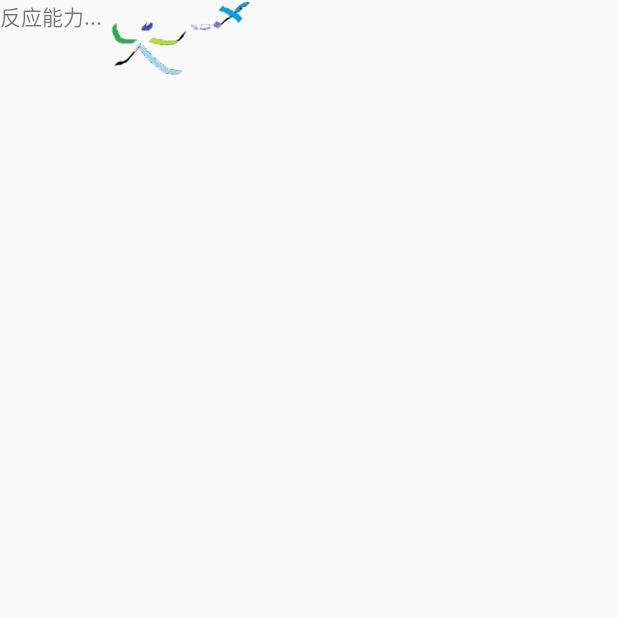
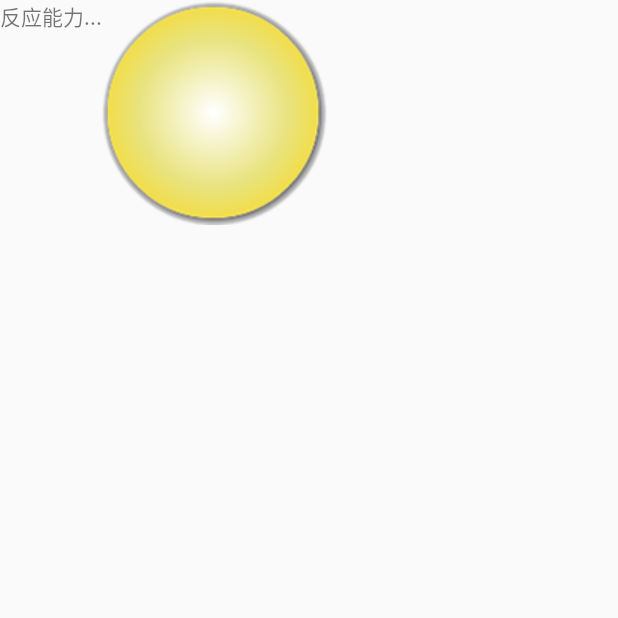
Before and after one commit to liangdongbo/ChenKeZhao, an Android app: the ReactionActivity screen opened directly, with no data from a screen before it, on a phone screen of 412 x 824 dp, the top half of it. Run offline under Robolectric (Android 15) with nearby library versions, the phone set to English and light mode, and no system bars.

Commit message:
动画-帧动画

```diff
--- a/app/src/main/java/com/ckz/thought/app/ReactionActivity.java
+++ b/app/src/main/java/com/ckz/thought/app/ReactionActivity.java
@@ -1,5 +1,6 @@
 package com.ckz.thought.app;
 
+import android.graphics.drawable.AnimationDrawable;
 import android.os.Bundle;
 import android.support.v7.app.AppCompatActivity;
 import android.view.animation.Animation;
@@ -17,6 +18,7 @@ import com.ckz.thought.R;
  */
 public class ReactionActivity extends AppCompatActivity{
 
+    private ImageView im;
     @Override
     protected void onCreate(Bundle savedInstanceState) {
         super.onCreate(savedInstanceState);
@@ -26,7 +28,7 @@ public class ReactionActivity extends AppCompatActivity{
 
         TextView tv = (TextView) findViewById(R.id.xx);
 
-        ImageView im = (ImageView) findViewById(R.id.ivxx);
+        im = (ImageView) findViewById(R.id.ivxx);
         //加载xml动画文件并将其设置到指定的View上
 
         //透明
@@ -34,8 +36,29 @@ public class ReactionActivity extends AppCompatActivity{
         tv.setAnimation(alphaAnimation);
 
         //动画集合
-        AnimationSet animationSet = (AnimationSet) AnimationUtils.loadAnimation(this,R.anim.tween_animset);
-        im.setAnimation(animationSet);
+        /*AnimationSet animationSet = (AnimationSet) AnimationUtils.loadAnimation(this,R.anim.tween_animset);
+        im.setAnimation(animationSet);*/
+
+
     }
 
+    @Override
+    protected void onStart() {
+        super.onStart();
+
+        //帧动画
+        //第一步将animation-list设置为ImageView的背景
+
+        im.setBackgroundResource(R.drawable.framelist);
+
+        //第二步获取ImagView的背景并将其转换成AnimationDrawable
+
+        /*提示：
+        有一点需要强调的是：启动Frame动画的代码animationDrawable.start();不能应用在OnCreate()方法中，
+        因为在OnCreate()中AnimationDrawable还没有完全的与ImageView绑定。在OnCreate()中启动动画，只能看到第一张图片*/
+        AnimationDrawable animationDrawable = (AnimationDrawable) im.getBackground();
+        //第三步开始播放动画
+
+        animationDrawable.start();
+    }
 }
--- a/app/src/main/res/anim/tween_alpha.xml
+++ b/app/src/main/res/anim/tween_alpha.xml
@@ -1,7 +1,7 @@
 <?xml version="1.0" encoding="utf-8"?>
 <!--
 
-Tween动画(间补动画)，通过对View的内容进行一系列的图形变换 (包括平移、缩放、旋转、改变透明度)来实现动画效果。动画效果的定义可以采用XML来做也可以采用编码来做。Tween动画有4种类型：
+Tween动画(补间动画)，通过对View的内容进行一系列的图形变换 (包括平移、缩放、旋转、改变透明度)来实现动画效果。动画效果的定义可以采用XML来做也可以采用编码来做。Tween动画有4种类型：
 
 动画的类型
 
```
Also changed, not shown: app/src/main/res/drawable/framelist.xml (renamed from app/src/main/res/anim/framelist.xml).
